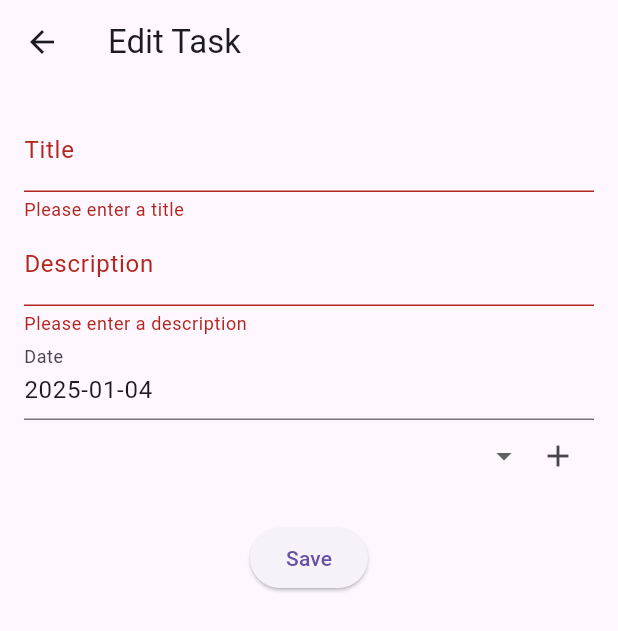
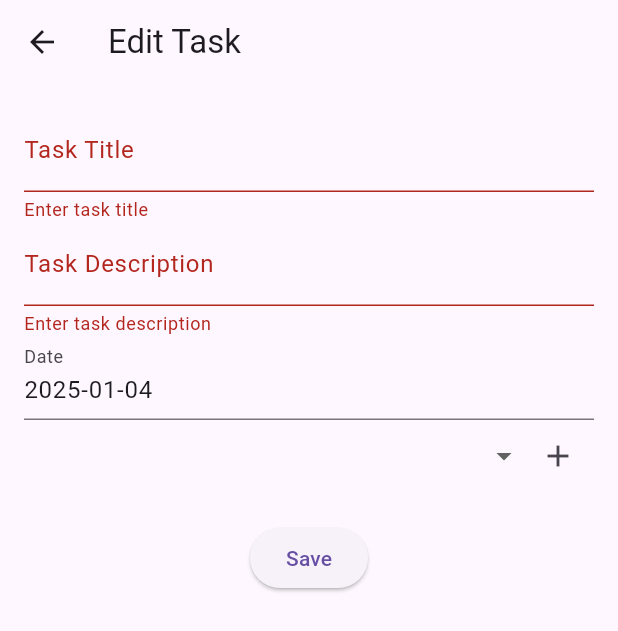
Before and after one commit to Navi321/task_manager_app, a Flutter app: the EditTaskScreen screen opened directly with empty values, after a tap on "Save", on a phone screen of 412 x 824 dp. Shown: the top 631 px of the screen. Run offline on Flutter 3.47's test engine with Material 3 defaults, Android fonts, the phone set to English and light mode, and no system bars; drawn by our look-alikes of dropdown_button2; our stand-ins replace hive, hive_flutter, shared_preferences; accounts and stored records are empty; generated files the repository leaves out were written again.

Commit message:
Added more localization

```diff
--- a/lib/l10n/app_localizations.dart
+++ b/lib/l10n/app_localizations.dart
@@ -21,9 +21,15 @@ class AppLocalizations {
       'task_description': 'Task Description',
       'category': 'Category',
       'date': 'Date',
+      'enter_title': 'Enter task title',
+      'enter_description': 'Enter task description',
+      'select_category': 'Select a category',
+      'no_select_date': 'No date selected',
+      'selected_date': 'Selected date:',
       'edit_task': 'Edit Task',
       'edit': 'Edit',
       'delete_task': 'Delete Task',
+      'save': 'Save',
       'settings': 'Settings',
       'notification_type': 'Notification Type',
       'theme': 'Theme',
@@ -37,9 +43,15 @@ class AppLocalizations {
       'task_description': 'Описание задачи',
       'category': 'Категория',
       'date': 'Дата',
+      'enter_title': 'Введите название задачи',
+      'enter_description': 'Введите описание задачи',
+      'select_category': 'Выберите категорию',
+      'no_select_date': 'Дата не выбрана',
+      'selected_date': 'Выбранная дата:',
       'edit_task': 'Редактировать задачу',
       'edit': 'Редактировать',
       'delete_task': 'Удалить задачу',
+      'save': 'Сохранить',
       'settings': 'Настройки',
       'notification_type': 'Тип уведомления',
       'theme': 'Тема',
@@ -53,9 +65,15 @@ class AppLocalizations {
       'task_description': 'Görev Açıklaması',
       'category': 'Kategori',
       'date': 'Tarih',
+      'enter_title': 'Görev başlığını girin',
+      'enter_description': 'Görev açıklamasını girin',
+      'select_category': 'Bir kategori seçin',
+      'no_select_date': 'Tarih seçilmedi',
+      'selected_date': 'Seçilen tarih:',
       'edit_task': 'Görevi Düzenle',
       'edit': 'Düzenle',
       'delete_task': 'Görevi Sil',
+      'save': 'Kaydet',
       'settings': 'Ayarlar',
       'notification_type': 'Bildirim Türü',
       'theme': 'Tema',
@@ -69,9 +87,15 @@ class AppLocalizations {
       'task_description': 'Descripción de la tarea',
       'category': 'Categoría',
       'date': 'Fecha',
+      'enter_title': 'Introduzca el título de la tarea',
+      'enter_description': 'Introduzca la descripción de la tarea',
+      'select_category': 'Seleccionar una categoría',
+      'no_select_date': 'Fecha no seleccionada',
+      'selected_date': 'Fecha seleccionada:',
       'edit_task': 'Editar tarea',
       'edit': 'Editar',
       'delete_task': 'Eliminar tarea',
+      'save': 'Guardar',
       'settings': 'Ajustes',
       'notification_type': 'Tipo de notificación',
       'theme': 'Tema',
@@ -85,9 +109,15 @@ class AppLocalizations {
       'task_description': 'Description de la tâche',
       'category': 'Catégorie',
       'date': 'Date',
+      'enter_title': 'Entrez le titre de la tâche',
+      'enter_description': 'Entrez la description de la tâche',
+      'select_category': 'Sélectionnez une catégorie',
+      'no_select_date': 'Aucune date sélectionnée',
+      'selected_date': 'Date sélectionnée:',
       'edit_task': 'Modifier la tâche',
       'edit': 'Modifier',
       'delete_task': 'Supprimer la tâche',
+      'save': 'Enregistrer',
       'settings': 'Paramètres',
       'notification_type': 'Type de notification',
       'theme': 'Thème',
@@ -101,9 +131,15 @@ class AppLocalizations {
       'task_description': 'Aufgabenbeschreibung',
       'category': 'Kategorie',
       'date': 'Datum',
+      'enter_title': 'Geben Sie den Aufgabentitel ein',
+      'enter_description': 'Geben Sie die Aufgabenbeschreibung ein',
+      'select_category': 'Wählen Sie eine Kategorie',
+      'no_select_date': 'Kein Datum ausgewählt',
+      'selected_date': 'Ausgewähltes Datum:',
       'edit_task': 'Aufgabe bearbeiten',
       'edit': 'Bearbeiten',
       'delete_task': 'Aufgabe löschen',
+      'save': 'Speichern',
       'settings': 'Einstellungen',
       'notification_type': 'Benachrichtigungstyp',
       'theme': 'Thema',
@@ -118,9 +154,15 @@ class AppLocalizations {
   String get taskDescription => _localizedValues[locale.languageCode]!['task_description']!;
   String get category => _localizedValues[locale.languageCode]!['category']!;
   String get date => _localizedValues[locale.languageCode]!['date']!;
+  String get enterTitle => _localizedValues[locale.languageCode]!['enter_title']!;
+  String get enterDescription => _localizedValues[locale.languageCode]!['enter_description']!;
+  String get selectCategory => _localizedValues[locale.languageCode]!['select_category']!;
+  String get noSelectDate => _localizedValues[locale.languageCode]!['no_select_date']!;
+  String get selectedDate => _localizedValues[locale.languageCode]!['selected_date']!;
   String get editTask => _localizedValues[locale.languageCode]!['edit_task']!;
   String get edit => _localizedValues[locale.languageCode]!['edit']!;
   String get deleteTask => _localizedValues[locale.languageCode]!['delete_task']!;
+  String get save => _localizedValues[locale.languageCode]!['save']!;
   String get settings => _localizedValues[locale.languageCode]!['settings']!;
   String get notificationType => _localizedValues[locale.languageCode]!['notification_type']!;
   String get theme => _localizedValues[locale.languageCode]!['theme']!;
--- a/lib/screens/edit_task_screen.dart
+++ b/lib/screens/edit_task_screen.dart
@@ -120,22 +120,22 @@ class _EditTaskScreenState extends State<EditTaskScreen> {
             children: [
               TextFormField(
                 initialValue: _title,
-                decoration: InputDecoration(labelText: 'Title'),
+                decoration: InputDecoration(labelText: AppLocalizations.of(context).taskTitle),
                 onSaved: (value) => _title = value!,
-                validator: (value) => value!.isEmpty ? 'Please enter a title' : null,
+                validator: (value) => value!.isEmpty ? AppLocalizations.of(context).enterTitle : null,
               ),
               TextFormField(
                 initialValue: _description,
-                decoration: InputDecoration(labelText: 'Description'),
+                decoration: InputDecoration(labelText: AppLocalizations.of(context).taskDescription),
                 onSaved: (value) => _description = value!,
-                validator: (value) => value!.isEmpty ? 'Please enter a description' : null,
+                validator: (value) => value!.isEmpty ? AppLocalizations.of(context).enterDescription : null,
               ),
               TextFormField(
                 readOnly: true,
-                decoration: InputDecoration(labelText: 'Date'),
+                decoration: InputDecoration(labelText: AppLocalizations.of(context).date),
                 controller: TextEditingController(text: _date.toLocal().toString().split(' ')[0]),
                 onTap: () => _selectDate(context),
-                validator: (value) => value!.isEmpty ? 'Please select a date' : null,
+                validator: (value) => value!.isEmpty ? AppLocalizations.of(context).noSelectDate : null,
               ),
               Row(
                 children: [
@@ -170,7 +170,7 @@ class _EditTaskScreenState extends State<EditTaskScreen> {
               SizedBox(height: 20),
               ElevatedButton(
                 onPressed: _saveTask,
-                child: Text('Save'),
+                child: Text(AppLocalizations.of(context).save),
               ),
             ],
           ),
--- a/lib/widgets/search_button.dart
+++ b/lib/widgets/search_button.dart
@@ -1,4 +1,5 @@
 import 'package:flutter/material.dart';
+import '../l10n/app_localizations.dart';
 
 class SearchButton extends StatefulWidget {
   final ValueChanged<String> onSearch;
@@ -31,7 +32,7 @@ class _SearchButtonState extends State<SearchButton> {
               child: TextField(
                 controller: _controller,
                 decoration: InputDecoration(
-                  hintText: 'Search...',
+                  hintText: AppLocalizations.of(context).search,
                   border: InputBorder.none,
                   contentPadding: EdgeInsets.symmetric(horizontal: 16),
                 ),
```
Also changed, not shown: lib/screens/new_task_screen.dart (+15 -15 lines), lib/widgets/showtaskdetails.dart (+3 -6 lines).
